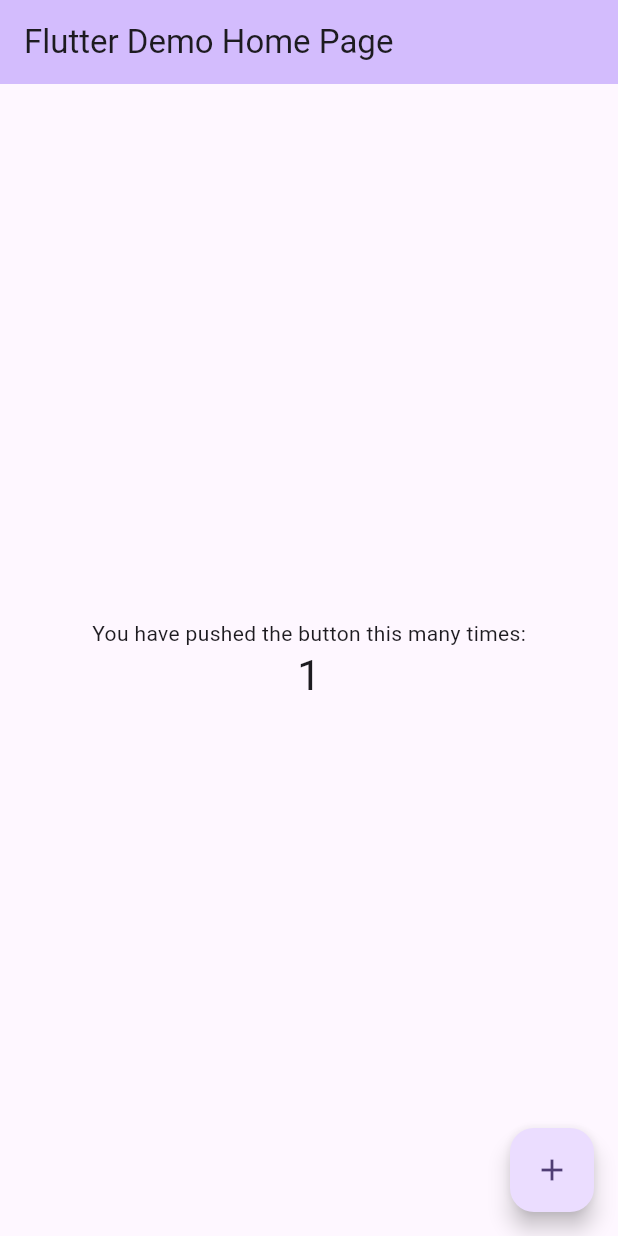
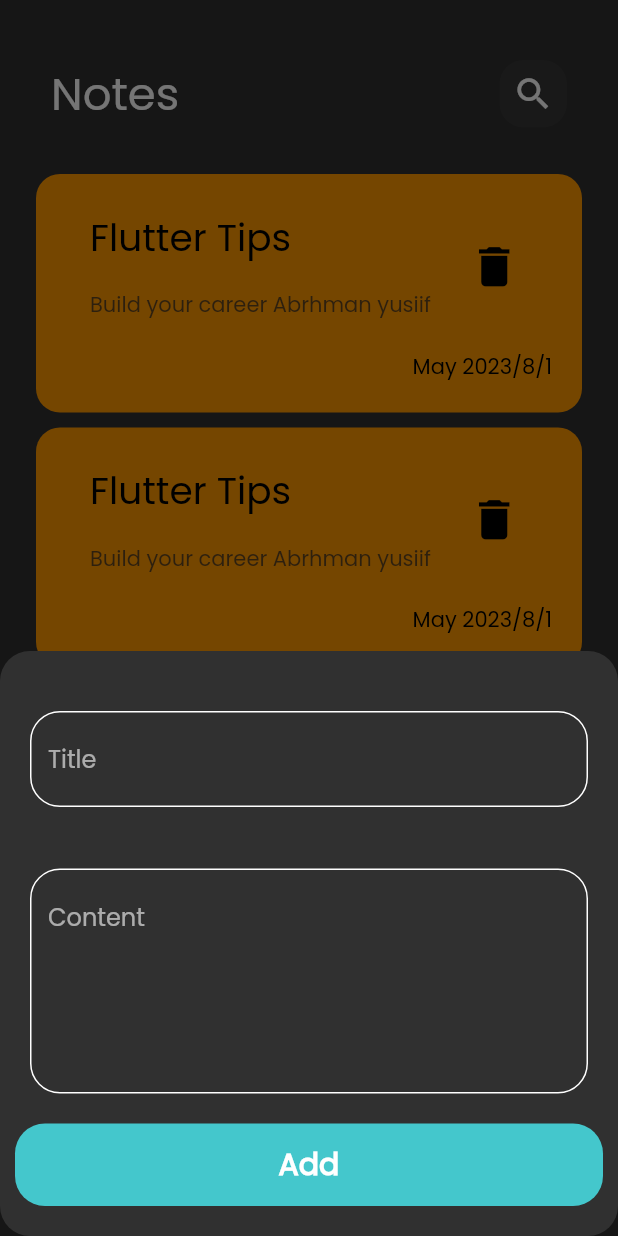
Before and after one commit to abdelrhmanyousef/NoteApp, a Flutter app: the screen it shows after launch, after a tap on the "add" icon, on a phone screen of 412 x 824 dp. Run offline on Flutter 3.47's test engine with Material 2 defaults, Android fonts, the phone set to English and light mode, and no system bars.

Commit message:
finish note button sheet

```diff
--- /dev/null
+++ b/lib/Screens/CustomButton.dart
@@ -0,0 +1,22 @@
+import 'package:flutter/material.dart';
+
+class CustomButton extends StatelessWidget {
+  const CustomButton({super.key});
+
+  @override
+  Widget build(BuildContext context) {
+    return Container(
+      margin: EdgeInsets.only(top: 20, left: 10, right: 10, bottom: 20),
+      width: MediaQuery.of(context).size.width,
+      height: 55,
+      decoration: BoxDecoration(
+          borderRadius: BorderRadius.circular(20),
+          color: Color.fromARGB(255, 68, 199, 204)),
+      child: Center(
+          child: Text(
+        "Add",
+        style: TextStyle(fontSize: 20, fontWeight: FontWeight.bold),
+      )),
+    );
+  }
+}
--- /dev/null
+++ b/lib/Screens/CustomIcon.dart
@@ -0,0 +1,20 @@
+import 'package:flutter/material.dart';
+
+class CustomSearchICon extends StatelessWidget {
+  const CustomSearchICon({super.key});
+
+  @override
+  Widget build(BuildContext context) {
+    return Container(
+      height: 45,
+      width: 45,
+      decoration: BoxDecoration(
+          color: Colors.white.withOpacity(.03),
+          borderRadius: BorderRadius.circular(16)),
+      child: const Icon(
+        Icons.search,
+        size: 28,
+      ),
+    );
+  }
+}
--- /dev/null
+++ b/lib/Screens/CustomTextField.dart
@@ -0,0 +1,37 @@
+import 'package:flutter/material.dart';
+
+class CustomTextField extends StatelessWidget {
+  const CustomTextField({Key? key, required this.hinttext, this.maxlines = 1})
+      : super(key: key);
+  final String hinttext;
+  final int maxlines;
+
+  @override
+  Widget build(BuildContext context) {
+    return Column(
+      children: [
+        SizedBox(
+          height: 40,
+        ),
+        Padding(
+          padding: const EdgeInsets.symmetric(horizontal: 20),
+          child: TextField(
+            maxLines: maxlines,
+            decoration: InputDecoration(
+                hintText: hinttext,
+                border: buildborder(),
+                enabledBorder: buildborder(),
+                focusedBorder:
+                    buildborder(color: Color.fromARGB(255, 75, 197, 122))),
+          ),
+        ),
+      ],
+    );
+  }
+
+  OutlineInputBorder buildborder({color}) {
+    return OutlineInputBorder(
+        borderRadius: BorderRadius.circular(20),
+        borderSide: BorderSide(color: color ?? Colors.white));
+  }
+}
--- /dev/null
+++ b/lib/Screens/NotesView.dart
@@ -0,0 +1,28 @@
+import 'package:flutter/material.dart';
+import 'package:noteapp/Screens/addNoteButtonShite.dart';
+
+import 'NotesViewbody.dart';
+
+class NotesView extends StatelessWidget {
+  const NotesView({super.key});
+
+  @override
+  Widget build(BuildContext context) {
+    return Scaffold(
+      body: const NotesViewbody(),
+      floatingActionButton: FloatingActionButton(
+        onPressed: () {
+          showModalBottomSheet(
+            shape:
+                RoundedRectangleBorder(borderRadius: BorderRadius.circular(20)),
+            context: context,
+            builder: (context) {
+              return const addnotebutton();
+            },
+          );
+        },
+        child: const Icon(Icons.add),
+      ),
+    );
+  }
+}
--- /dev/null
+++ b/lib/Screens/NotesViewbody.dart
@@ -0,0 +1,26 @@
+import 'package:flutter/material.dart';
+
+import 'customAppBar.dart';
+import 'notesListView.dart';
+
+class NotesViewbody extends StatelessWidget {
+  const NotesViewbody({super.key});
+
+  @override
+  Widget build(BuildContext context) {
+    return const Padding(
+      padding: EdgeInsets.symmetric(horizontal: 24),
+      child: Column(
+        children: [
+          SizedBox(
+            height: 30,
+          ),
+          CustomAppBar(),
+          Expanded(
+            child: notesListView(),
+          )
+        ],
+      ),
+    );
+  }
+}
--- /dev/null
+++ b/lib/Screens/Notritems.dart
@@ -0,0 +1,49 @@
+import 'package:flutter/material.dart';
+
+class NoteItem extends StatelessWidget {
+  const NoteItem({super.key});
+
+  @override
+  Widget build(BuildContext context) {
+    return Container(
+      padding: EdgeInsets.symmetric(horizontal: 20, vertical: 20),
+      decoration: BoxDecoration(
+          color: Colors.orange, borderRadius: BorderRadius.circular(16)),
+      child: Column(
+        crossAxisAlignment: CrossAxisAlignment.end,
+        children: [
+          ListTile(
+              title: Text(
+                "Flutter Tips",
+                style: TextStyle(color: Colors.black, fontSize: 25),
+              ),
+              subtitle: Padding(
+                padding: const EdgeInsets.only(top: 16),
+                child: Text(
+                  "Build your career Abrhman yusiif",
+                  style: TextStyle(
+                    color: Color.fromARGB(183, 38, 36, 43),
+                  ),
+                ),
+              ),
+              trailing: IconButton(
+                  onPressed: () {},
+                  icon: Icon(
+                    Icons.delete,
+                    size: 35,
+                    color: Colors.black,
+                  ))),
+          Padding(
+            padding: const EdgeInsets.only(
+              top: 16,
+            ),
+            child: Text(
+              "May 2023/8/1",
+              style: TextStyle(color: Colors.black, fontSize: 14),
+            ),
+          ),
+        ],
+      ),
+    );
+  }
+}
--- /dev/null
+++ b/lib/Screens/addNoteButtonShite.dart
@@ -0,0 +1,27 @@
+import 'package:flutter/material.dart';
+
+import 'CustomButton.dart';
+import 'CustomTextField.dart';
+
+class addnotebutton extends StatelessWidget {
+  const addnotebutton({super.key});
+
+  @override
+  Widget build(BuildContext context) {
+    return SingleChildScrollView(
+      child: Column(
+        children: [
+          CustomTextField(hinttext: "Title"),
+          SizedBox(
+            height: 1,
+          ),
+          CustomTextField(
+            hinttext: "Content",
+            maxlines: 5,
+          ),
+          CustomButton(),
+        ],
+      ),
+    );
+  }
+}
--- /dev/null
+++ b/lib/Screens/customAppBar.dart
@@ -0,0 +1,24 @@
+import 'package:flutter/material.dart';
+
+import 'CustomIcon.dart';
+
+class CustomAppBar extends StatelessWidget {
+  const CustomAppBar({super.key});
+
+  @override
+  Widget build(BuildContext context) {
+    return const Padding(
+      padding: EdgeInsets.all(10),
+      child: Row(
+        children: [
+          Text(
+            "Notes",
+            style: TextStyle(fontSize: 30),
+          ),
+          Spacer(),
+          CustomSearchICon()
+        ],
+      ),
+    );
+  }
+}
--- /dev/null
+++ b/lib/Screens/notesListView.dart
@@ -0,0 +1,22 @@
+import 'package:flutter/material.dart';
+import 'package:noteapp/Screens/Notritems.dart';
+
+class notesListView extends StatelessWidget {
+  const notesListView({super.key});
+
+  @override
+  Widget build(BuildContext context) {
+    return Padding(
+      padding: const EdgeInsets.symmetric(vertical: 16),
+      child: ListView.builder(
+        padding: EdgeInsets.zero,
+        itemBuilder: (context, index) {
+          return const Padding(
+            padding: EdgeInsets.symmetric(vertical: 5),
+            child: NoteItem(),
+          );
+        },
+      ),
+    );
+  }
+}
--- a/lib/main.dart
+++ b/lib/main.dart
@@ -1,125 +1,19 @@
 import 'package:flutter/material.dart';
 
+import 'Screens/NotesView.dart';
+
 void main() {
-  runApp(const MyApp());
+  runApp(const NoteApp());
 }
 
-class MyApp extends StatelessWidget {
-  const MyApp({super.key});
+class NoteApp extends StatelessWidget {
+  const NoteApp({super.key});
 
-  // This widget is the root of your application.
   @override
   Widget build(BuildContext context) {
     return MaterialApp(
-      title: 'Flutter Demo',
-      theme: ThemeData(
-        // This is the theme of your application.
-        //
-        // TRY THIS: Try running your application with "flutter run". You'll see
-        // the application has a blue toolbar. Then, without quitting the app,
-        // try changing the seedColor in the colorScheme below to Colors.green
-        // and then invoke "hot reload" (save your changes or press the "hot
-        // reload" button in a Flutter-supported IDE, or press "r" if you used
-        // the command line to start the app).
-        //
-        // Notice that the counter didn't reset back to zero; the application
-        // state is not lost during the reload. To reset the state, use hot
-        // restart instead.
-        //
-        // This works for code too, not just values: Most code changes can be
-        // tested with just a hot reload.
-        colorScheme: ColorScheme.fromSeed(seedColor: Colors.deepPurple),
-        useMaterial3: true,
-      ),
-      home: const MyHomePage(title: 'Flutter Demo Home Page'),
-    );
+        debugShowCheckedModeBanner: false,
+        theme: ThemeData(brightness: Brightness.dark, fontFamily: "Poppins"),
+        home: const NotesView());
   }
 }
-
-class MyHomePage extends StatefulWidget {
-  const MyHomePage({super.key, required this.title});
-
-  // This widget is the home page of your application. It is stateful, meaning
-  // that it has a State object (defined below) that contains fields that affect
-  // how it looks.
-
-  // This class is the configuration for the state. It holds the values (in this
-  // case the title) provided by the parent (in this case the App widget) and
-  // used by the build method of the State. Fields in a Widget subclass are
-  // always marked "final".
-
-  final String title;
-
-  @override
-  State<MyHomePage> createState() => _MyHomePageState();
-}
-
-class _MyHomePageState extends State<MyHomePage> {
-  int _counter = 0;
-
-  void _incrementCounter() {
-    setState(() {
-      // This call to setState tells the Flutter framework that something has
-      // changed in this State, which causes it to rerun the build method below
-      // so that the display can reflect the updated values. If we changed
-      // _counter without calling setState(), then the build method would not be
-      // called again, and so nothing would appear to happen.
-      _counter++;
-    });
-  }
-
-  @override
-  Widget build(BuildContext context) {
-    // This method is rerun every time setState is called, for instance as done
-    // by the _incrementCounter method above.
-    //
-    // The Flutter framework has been optimized to make rerunning build methods
-    // fast, so that you can just rebuild anything that needs updating rather
-    // than having to individually change instances of widgets.
-    return Scaffold(
-      appBar: AppBar(
-        // TRY THIS: Try changing the color here to a specific color (to
-        // Colors.amber, perhaps?) and trigger a hot reload to see the AppBar
-        // change color while the other colors stay the same.
-        backgroundColor: Theme.of(context).colorScheme.inversePrimary,
-        // Here we take the value from the MyHomePage object that was created by
-        // the App.build method, and use it to set our appbar title.
-        title: Text(widget.title),
-      ),
-      body: Center(
-        // Center is a layout widget. It takes a single child and positions it
-        // in the middle of the parent.
-        child: Column(
-          // Column is also a layout widget. It takes a list of children and
-          // arranges them vertically. By default, it sizes itself to fit its
-          // children horizontally, and tries to be as tall as its parent.
-          //
-          // Column has various properties to control how it sizes itself and
-          // how it positions its children. Here we use mainAxisAlignment to
-          // center the children vertically; the main axis here is the vertical
-          // axis because Columns are vertical (the cross axis would be
-          // horizontal).
-          //
-          // TRY THIS: Invoke "debug painting" (choose the "Toggle Debug Paint"
-          // action in the IDE, or press "p" in the console), to see the
-          // wireframe for each widget.
-          mainAxisAlignment: MainAxisAlignment.center,
-          children: <Widget>[
-            const Text(
-              'You have pushed the button this many times:',
-            ),
-            Text(
-              '$_counter',
-              style: Theme.of(context).textTheme.headlineMedium,
-            ),
-          ],
-        ),
-      ),
-      floatingActionButton: FloatingActionButton(
-        onPressed: _incrementCounter,
-        tooltip: 'Increment',
-        child: const Icon(Icons.add),
-      ), // This trailing comma makes auto-formatting nicer for build methods.
-    );
-  }
-}
```
Also changed, not shown: pubspec.yaml (+4 -4 lines), assets/fonts/Poppins-Regular.ttf (added), lib/Screens/homepage.dart (deleted).
